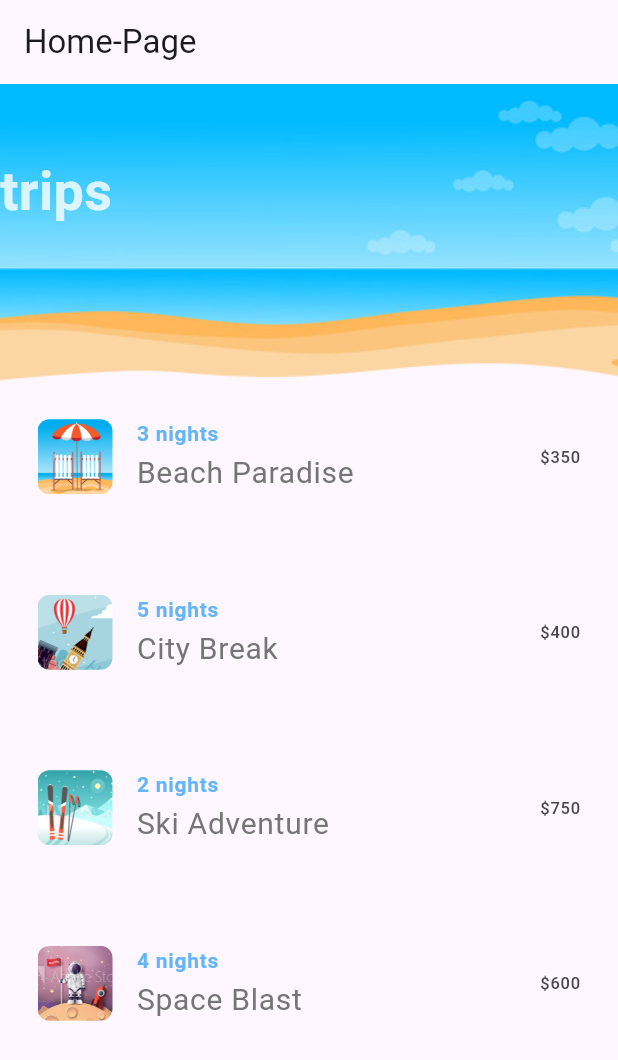
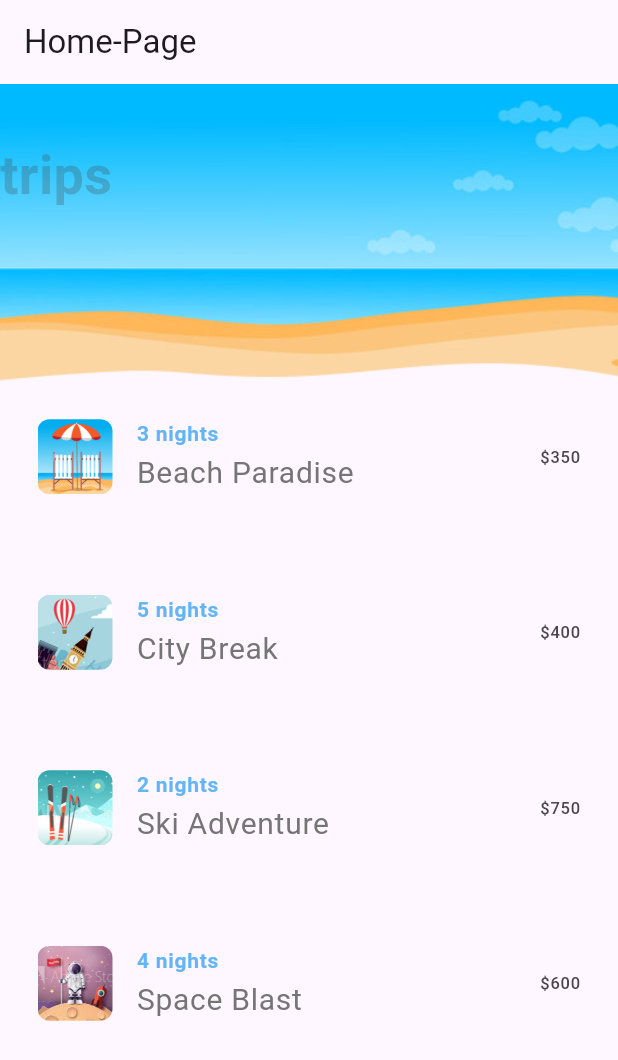
Before and after one commit to sizerChowdhury/flutter_animation, a Flutter app: the first screen one second after launch, on a phone screen of 412 x 824 dp. Shown: the top 1060 px of the screen. Run offline on Flutter 3.47's test engine with Material 3 defaults, Android fonts, the phone set to English and light mode, and no system bars.

Commit message:
refactor: nested tweenAnimation

```diff
--- a/lib/home_page.dart
+++ b/lib/home_page.dart
@@ -41,7 +41,7 @@ class _HomePageState extends State<HomePage> {
     return SizedBox(
       height: 160,
       child: TweenAnimationBuilder(
-        duration: const Duration(seconds: 1),
+        duration: const Duration(seconds: 3),
         tween: Tween<double>(begin: 0, end: 1),
         builder: (context,double value,child) {
           return Opacity(
@@ -52,13 +52,19 @@ class _HomePageState extends State<HomePage> {
             ),
           );
         },
-        child: const Text(
-          'trips',
-          style: TextStyle(
-            fontSize: 36,
-            color: Colors.white,
-            fontWeight: FontWeight.bold,
-          ),
+        child: TweenAnimationBuilder<Color?>(
+          duration: const Duration(seconds: 3),
+          tween: ColorTween(begin: Colors.black, end: Colors.white),
+          builder: (context, Color? colorValue, child) {
+            return Text(
+              'trips',
+              style: TextStyle(
+                fontSize: 36,
+                color: colorValue,
+                fontWeight: FontWeight.bold,
+              ),
+            );
+          },
         ),
       ),
     );
```
